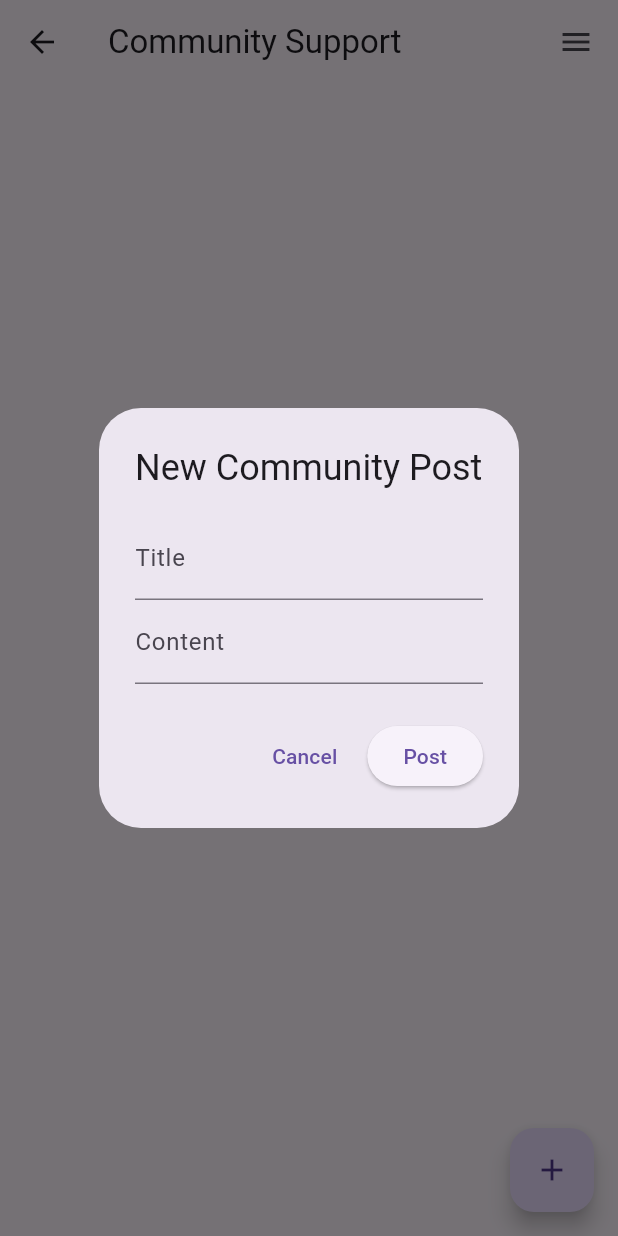
After one commit to Lady-Cee/FlowSavvy, a Flutter app: the CommunitySupportScreen screen opened by its route, after a tap on the "add" icon, on a phone screen of 412 x 824 dp. The commit adds this screen. Run offline on Flutter 3.47's test engine with Material 3 defaults, Android fonts, the phone set to English and light mode, and no system bars; our stand-ins replace firebase_core, flutter_gemini, sqflite; accounts and stored records are empty.

Commit message:
Added some community support features

```diff
--- /dev/null
+++ b/lib/features/models/community_support_model.dart
@@ -0,0 +1,44 @@
+//import 'reply_model.dart'; // Import this if it's in a separate file
+
+import 'package:flow_savvy/features/models/reply.dart';
+
+class CommunityPost {
+  final String id;
+  final String author; // or "Anonymous"
+  final String title;
+  final String content;
+  final DateTime createdAt;
+  final int likes;
+  final List<Reply> replies; // ✅ Change this from List<String> to List<Reply>
+
+  CommunityPost({
+    required this.id,
+    required this.author,
+    required this.title,
+    required this.content,
+    required this.createdAt,
+    this.likes = 0,
+    this.replies = const [], // ✅ Use default empty list of Reply
+  });
+}
+
+
+// class CommunityPost {
+//   final String id;
+//   final String author; // or anonymous
+//   final String title;
+//   final String content;
+//   final DateTime createdAt;
+//   final int likes;
+//   final List<String> comments;
+//
+//   CommunityPost({
+//     required this.id,
+//     required this.author,
+//     required this.title,
+//     required this.content,
+//     required this.createdAt,
+//     this.likes = 0,
+//     this.comments = const [],
+//   });
+// }
--- /dev/null
+++ b/lib/features/models/product_model.dart
@@ -0,0 +1,15 @@
+class Product {
+  final String id;
+  final String name;
+  final String description;
+  final String imageUrl;
+  final String link;
+
+  Product({
+    required this.id,
+    required this.name,
+    required this.description,
+    required this.imageUrl,
+    required this.link,
+  });
+}
--- /dev/null
+++ b/lib/features/models/reply.dart
@@ -0,0 +1,29 @@
+class Reply {
+  final String id;
+  final String author;
+  final String content;
+  final DateTime createdAt;
+
+  Reply({
+    required this.id,
+    required this.author,
+    required this.content,
+    required this.createdAt,
+  });
+}
+
+
+
+// class Reply {
+//   final String id;
+//   final String author;
+//   final String content;
+//   final DateTime createdAt;
+//
+//   Reply({
+//     required this.id,
+//     required this.author,
+//     required this.content,
+//     required this.createdAt,
+//   });
+// }
--- /dev/null
+++ b/lib/features/providers/community_support_provider.dart
@@ -0,0 +1,115 @@
+import 'package:flutter/material.dart';
+import 'package:uuid/uuid.dart';
+
+import '../models/community_support_model.dart';
+import '../models/reply.dart';
+// import '../models/reply_model.dart'; // Import the Reply model
+
+class CommunitySupportProvider with ChangeNotifier {
+  final List<CommunityPost> _posts = [];
+
+  List<CommunityPost> get posts => [..._posts];
+
+  void addPost(CommunityPost post) {
+    _posts.insert(0, post);
+    notifyListeners();
+  }
+
+  void addReplyToPost(String postId, Reply reply) {
+    final index = _posts.indexWhere((post) => post.id == postId);
+    if (index != -1) {
+      final post = _posts[index];
+      final updatedPost = CommunityPost(
+        id: post.id,
+        author: post.author,
+        title: post.title,
+        content: post.content,
+        createdAt: post.createdAt,
+        likes: post.likes,
+        replies: [...post.replies, reply], // ✅ add reply here
+      );
+      _posts[index] = updatedPost;
+      notifyListeners();
+    }
+  }
+
+
+  void likePost(String postId) {
+    final index = _posts.indexWhere((post) => post.id == postId);
+    if (index != -1) {
+      final post = _posts[index];
+      _posts[index] = CommunityPost(
+        id: post.id,
+        author: post.author,
+        title: post.title,
+        content: post.content,
+        createdAt: post.createdAt,
+        likes: post.likes + 1,
+        replies: post.replies,
+      );
+      notifyListeners();
+    }
+  }
+
+  /// ✅ Add reply to a specific post
+  void addReply(String postId, String author, String content) {
+    final index = _posts.indexWhere((post) => post.id == postId);
+    if (index != -1) {
+      final post = _posts[index];
+      final updatedReplies = List<Reply>.from(post.replies)
+        ..add(Reply(
+          id: const Uuid().v4(),
+          author: author,
+          content: content,
+          createdAt: DateTime.now(),
+        ));
+
+      _posts[index] = CommunityPost(
+        id: post.id,
+        author: post.author,
+        title: post.title,
+        content: post.content,
+        createdAt: post.createdAt,
+        likes: post.likes,
+        replies: updatedReplies,
+      );
+      notifyListeners();
+    }
+  }
+}
+
+
+
+// import 'package:flutter/material.dart';
+//
+// import '../models/community_support_model.dart';
+// //import '../models/community_post_model.dart';
+//
+// class CommunitySupportProvider with ChangeNotifier {
+//   final List<CommunityPost> _posts = [];
+//
+//   List<CommunityPost> get posts => [..._posts];
+//
+//   void addPost(CommunityPost post) {
+//     _posts.insert(0, post);
+//     notifyListeners();
+//   }
+//
+//   void likePost(String postId) {
+//     final index = _posts.indexWhere((post) => post.id == postId);
+//     if (index != -1) {
+//       _posts[index] = CommunityPost(
+//         id: _posts[index].id,
+//         author: _posts[index].author,
+//         title: _posts[index].title,
+//         content: _posts[index].content,
+//         createdAt: _posts[index].createdAt,
+//         likes: _posts[index].likes + 1,
+//         comments: _posts[index].comments,
+//       );
+//       notifyListeners();
+//     }
+//   }
+//
+// // Optional: Add comment, delete post, etc.
+// }
--- /dev/null
+++ b/lib/features/providers/product_provider.dart
@@ -0,0 +1,25 @@
+import 'package:flutter/material.dart';
+
+import '../models/product_model.dart';
+// import '../models/product_model.dart';
+
+class ProductProvider with ChangeNotifier {
+  final List<Product> _products = [
+    Product(
+      id: '1',
+      name: 'Organic Pads',
+      description: 'Comfortable, eco-friendly menstrual pads.',
+      imageUrl: 'https://example.com/images/pads.jpg',
+      link: 'https://example.com/product/organic-pads',
+    ),
+    Product(
+      id: '2',
+      name: 'Period Tracker Bracelet',
+      description: 'Smart wearable to track your cycle.',
+      imageUrl: 'https://example.com/images/bracelet.jpg',
+      link: 'https://example.com/product/tracker',
+    ),
+  ];
+
+  List<Product> get products => [..._products];
+}
--- a/lib/features/structure/home/screen/home_screen.dart
+++ b/lib/features/structure/home/screen/home_screen.dart
@@ -30,6 +30,9 @@ class HomeScreen extends StatelessWidget {
                   break;
                 case 3:
                   Navigator.pushNamed(context, '/periodLog');
+                  break;
+                case 4:
+                  Navigator.pushNamed(context, '/support');
                   break;
               }
             },
@@ -71,6 +74,16 @@ class HomeScreen extends StatelessWidget {
                     Icon(Icons.calendar_today, color: Colors.pink),
                     SizedBox(width: 10),
                     Text('My Period Log'),
+                  ],
+                ),
+              ),
+              PopupMenuItem(
+                value: 4,
+                child: Row(
+                  children: [
+                    Icon(Icons.people_rounded, color: Colors.pink),
+                    SizedBox(width: 10),
+                    Text('Community Support'),
                   ],
                 ),
               ),
@@ -182,6 +195,12 @@ class HomeScreen extends StatelessWidget {
                       icon: Icons.person,
                       routeName: '/profile',
                     ),
+                    _buildFeatureCard(
+                      context,
+                      title: 'Community Support',
+                      icon: Icons.people_rounded,
+                      routeName: '/support',
+                    ),
                   ],
                 ),
               ],
--- /dev/null
+++ b/lib/features/structure/support/screen/community_support_screen.dart
@@ -0,0 +1,279 @@
+import 'package:flutter/material.dart';
+import 'package:provider/provider.dart';
+import 'package:uuid/uuid.dart';
+
+import '../../../models/community_support_model.dart';
+import '../../../models/reply.dart';
+import '../../../providers/community_support_provider.dart';
+import '../../product/screen/product_screen.dart';
+// import '../../../models/reply_model.dart';
+// import '../../providers/community_support_provider.dart';
+
+class CommunitySupportScreen extends StatelessWidget {
+  final TextEditingController _titleController = TextEditingController();
+  final TextEditingController _contentController = TextEditingController();
+
+  void _submitPost(BuildContext context) {
+    if (_titleController.text.isEmpty || _contentController.text.isEmpty) return;
+
+    final newPost = CommunityPost(
+      id: const Uuid().v4(),
+      author: 'Anonymous',
+      title: _titleController.text,
+      content: _contentController.text,
+      createdAt: DateTime.now(),
+    );
+
+    Provider.of<CommunitySupportProvider>(context, listen: false).addPost(newPost);
+    _titleController.clear();
+    _contentController.clear();
+    Navigator.of(context).pop();
+  }
+
+  void _showPostDialog(BuildContext context) {
+    showDialog(
+      context: context,
+      builder: (_) => AlertDialog(
+        title: Text('New Community Post'),
+        content: Column(
+          mainAxisSize: MainAxisSize.min,
+          children: [
+            TextField(
+              controller: _titleController,
+              decoration: InputDecoration(labelText: 'Title'),
+            ),
+            TextField(
+              controller: _contentController,
+              decoration: InputDecoration(labelText: 'Content'),
+            ),
+          ],
+        ),
+        actions: [
+          TextButton(onPressed: () => Navigator.of(context).pop(), child: Text('Cancel')),
+          ElevatedButton(onPressed: () => _submitPost(context), child: Text('Post')),
+        ],
+      ),
+    );
+  }
+
+  void _showReplyDialog(BuildContext context, String postId) {
+    final _replyController = TextEditingController();
+
+    showDialog(
+      context: context,
+      builder: (_) => AlertDialog(
+        title: Text('Add Reply'),
+        content: TextField(
+          controller: _replyController,
+          decoration: InputDecoration(labelText: 'Your Reply'),
+          maxLines: 3,
+        ),
+        actions: [
+          TextButton(onPressed: () => Navigator.of(context).pop(), child: Text('Cancel')),
+          ElevatedButton(
+            onPressed: () {
+              final replyText = _replyController.text.trim();
+              if (replyText.isNotEmpty) {
+                final reply = Reply(
+                  id: Uuid().v4(),
+                  author: 'Anonymous',
+                  content: replyText,
+                  createdAt: DateTime.now(),
+                );
+                Provider.of<CommunitySupportProvider>(context, listen: false)
+                    .addReplyToPost(postId, reply);
+                Navigator.of(context).pop();
+              }
+            },
+            child: Text('Reply'),
+          ),
+        ],
+      ),
+    );
+  }
+
+  @override
+  Widget build(BuildContext context) {
+    final posts = Provider.of<CommunitySupportProvider>(context).posts;
+
+    return Scaffold(
+      // appBar: AppBar(title: Text('Community Support')),
+      appBar: AppBar(
+        title: Text('Community Support'),
+        actions: [
+          PopupMenuButton<String>(
+            icon: Padding(
+              padding: const EdgeInsets.all(8.0),
+              child: Icon(Icons.menu),
+            ),
+            tooltip: 'Menu',
+            onSelected: (value) {
+              if (value == 'products') {
+                Navigator.of(context).push(
+                  MaterialPageRoute(builder: (_) => ProductScreen()),
+                );
+              }
+            },
+            itemBuilder: (ctx) => [
+              PopupMenuItem(
+                value: 'products',
+                child: Text('Recommended Products'),
+              ),
+            ],
+          ),
+        ],
+      ),
+
+      body: posts.isEmpty
+          ? Center(child: Text('No posts yet. Be the first to share!'))
+          : ListView.builder(
+        itemCount: posts.length,
+        itemBuilder: (ctx, i) {
+          final post = posts[i];
+          return Card(
+            margin: EdgeInsets.all(10),
+            child: Padding(
+              padding: const EdgeInsets.all(10.0),
+              child: Column(
+                crossAxisAlignment: CrossAxisAlignment.start,
+                children: [
+                  Text(post.title, style: TextStyle(fontWeight: FontWeight.bold, fontSize: 16)),
+                  SizedBox(height: 5),
+                  Text(post.content),
+                  SizedBox(height: 10),
+                  Row(
+                    children: [
+                      Text('${post.likes} ❤️'),
+                      IconButton(
+                        icon: Icon(Icons.thumb_up),
+                        onPressed: () {
+                          Provider.of<CommunitySupportProvider>(context, listen: false).likePost(post.id);
+                        },
+                      ),
+                      TextButton(
+                        onPressed: () => _showReplyDialog(context, post.id),
+                        child: Text('Reply'),
+                      ),
+                    ],
+                  ),
+                  if (post.replies.isNotEmpty) Divider(),
+                  ...post.replies.map((reply) => Padding(
+                    padding: const EdgeInsets.only(left: 8.0, bottom: 6),
+                    child: Column(
+                      crossAxisAlignment: CrossAxisAlignment.start,
+                      children: [
+                        Text('${reply.author} replied:', style: TextStyle(fontWeight: FontWeight.w600)),
+                        Text(reply.content),
+                        SizedBox(height: 4),
+                      ],
+                    ),
+                  )),
+                ],
+              ),
+            ),
+          );
+        },
+      ),
+      floatingActionButton: FloatingActionButton(
+        onPressed: () => _showPostDialog(context),
+        child: Icon(Icons.add),
+        tooltip: "Create Post",
+      ),
+    );
+  }
+}
+
+
+
+// import 'package:flow_savvy/features/providers/community_support_provider.dart';
+// import 'package:flutter/material.dart';
+// import 'package:provider/provider.dart';
+// import 'package:uuid/uuid.dart';
+//
+// import '../../../models/community_support_model.dart';
+// // import '../../providers/community_provider.dart';
+// // import '../../models/community_post_model.dart';
+// // import 'package:uuid/uuid.dart';
+//
+// class CommunitySupportScreen extends StatelessWidget {
+//   final TextEditingController _titleController = TextEditingController();
+//   final TextEditingController _contentController = TextEditingController();
+//
+//   void _submitPost(BuildContext context) {
+//     if (_titleController.text.isEmpty || _contentController.text.isEmpty) return;
+//
+//     final newPost = CommunityPost(
+//       id: const Uuid().v4(),
+//       author: 'Anonymous',
+//       title: _titleController.text,
+//       content: _contentController.text,
+//       createdAt: DateTime.now(),
+//     );
+//
+//     Provider.of<CommunitySupportProvider>(context, listen: false).addPost(newPost);
+//     _titleController.clear();
+//     _contentController.clear();
+//     Navigator.of(context).pop();
+//   }
+//
+//   void _showPostDialog(BuildContext context) {
+//     showDialog(
+//       context: context,
+//       builder: (_) => AlertDialog(
+//         title: Text('New Community Post'),
+//         content: Column(
+//           mainAxisSize: MainAxisSize.min,
+//           children: [
+//             TextField(controller: _titleController, decoration: InputDecoration(labelText: 'Title')),
+//             TextField(controller: _contentController, decoration: InputDecoration(labelText: 'Content')),
+//           ],
+//         ),
+//         actions: [
+//           TextButton(onPressed: () => Navigator.of(context).pop(), child: Text('Cancel')),
+//           ElevatedButton(onPressed: () => _submitPost(context), child: Text('Post')),
+//         ],
+//       ),
+//     );
+//   }
+//
+//   @override
+//   Widget build(BuildContext context) {
+//     final posts = Provider.of<CommunitySupportProvider>(context).posts;
+//
+//     return Scaffold(
+//       appBar: AppBar(title: Text('Community Support')),
+//       body: posts.isEmpty
+//           ? Center(child: Text('No posts yet. Be the first to share!'))
+//           : ListView.builder(
+//         itemCount: posts.length,
+//         itemBuilder: (ctx, i) {
+//           final post = posts[i];
+//           return Card(
+//             margin: EdgeInsets.all(10),
+//             child: ListTile(
+//               title: Text(post.title),
+//               subtitle: Text(post.content),
+//               trailing: Row(
+//                 mainAxisSize: MainAxisSize.min,
+//                 children: [
+//                   Text('${post.likes} ❤️'),
+//                   IconButton(
+//                     icon: Icon(Icons.thumb_up),
+//                     onPressed: () {
+//                       Provider.of<CommunitySupportProvider>(context, listen: false).likePost(post.id);
+//                     },
+//                   ),
+//                 ],
+//               ),
+//             ),
+//           );
+//         },
+//       ),
+//       floatingActionButton: FloatingActionButton(
+//         onPressed: () => _showPostDialog(context),
+//         child: Icon(Icons.add),
+//         tooltip: "Create Post",
+//       ),
+//     );
+//   }
+// }
--- a/lib/main.dart
+++ b/lib/main.dart
@@ -1,10 +1,12 @@
 
 import 'package:firebase_core/firebase_core.dart';
 import 'package:flow_savvy/features/providers/period_log_provider.dart';
+import 'package:flow_savvy/features/providers/product_provider.dart';
 import 'package:flow_savvy/features/structure/educational/screen/educational_resource_screen.dart';
 import 'package:flow_savvy/features/structure/gemini/gemini_search_screen.dart';
 import 'package:flow_savvy/features/structure/home/screen/home_screen.dart';
 import 'package:flow_savvy/features/structure/period/screen/period_log_screen.dart';
+import 'package:flow_savvy/features/structure/support/screen/community_support_screen.dart';
 import 'package:flow_savvy/features/structure/symptom/screen/symptom_log_screen.dart';
 import 'package:flow_savvy/features/structure/user/screen/user_profile_screen.dart';
 
@@ -12,9 +14,11 @@ import 'package:flutter/material.dart';import 'package:flutter_dotenv/flutter_do
 import 'package:flutter_gemini/flutter_gemini.dart';
 import 'package:provider/provider.dart';
 
+import 'features/providers/community_support_provider.dart';
 import 'features/providers/gemini_provider.dart';
 import 'features/providers/symptom_log_provider.dart';
 import 'features/providers/user_profile_provider.dart';
+import 'features/structure/product/screen/product_screen.dart';
 import 'features/structure/splash/splash_screen.dart';
 import 'firebase_options.dart';
 // import 'package:provider/provider.dart';
@@ -46,6 +50,8 @@ class MyApp extends StatelessWidget {
         ChangeNotifierProvider(create: (_) => SymptomLogProvider()),
         ChangeNotifierProvider(create: (_) => PeriodLogProvider()),
         ChangeNotifierProvider(create: (_) => GeminiProvider()),
+        ChangeNotifierProvider(create: (_) => CommunitySupportProvider()),
+        ChangeNotifierProvider(create: (_) => ProductProvider()),
        // ChangeNotifierProvider(create: (_) => EducationalResourceProvider()),
         //ChangeNotifierProvider(create: (_) => sourceProvider()),
     ],
@@ -63,6 +69,8 @@ class MyApp extends StatelessWidget {
           '/educational': (_) => EducationalResourceScreen(),
           '/profile': (_) => UserProfileScreen(),
           '/search': (_) => GeminiSearchScreen(),
+          '/support' : (_) => CommunitySupportScreen(),
+          '/product' : (_) => ProductScreen(),
         },
       ),
     );
--- a/pubspec.yaml
+++ b/pubspec.yaml
@@ -34,6 +34,10 @@ dependencies:
   sqflite: ^2.2.5
   path: ^1.9.0
   provider: ^6.0.3
+  uuid: ^4.0.0
+  url_launcher: ^6.2.4 # check pub.dev for latest
+
+
 
 
 
```
Also changed, not shown: lib/features/structure/product/screen/product_screen.dart (added, +49 -0 lines), pubspec.lock, 5 other files.
